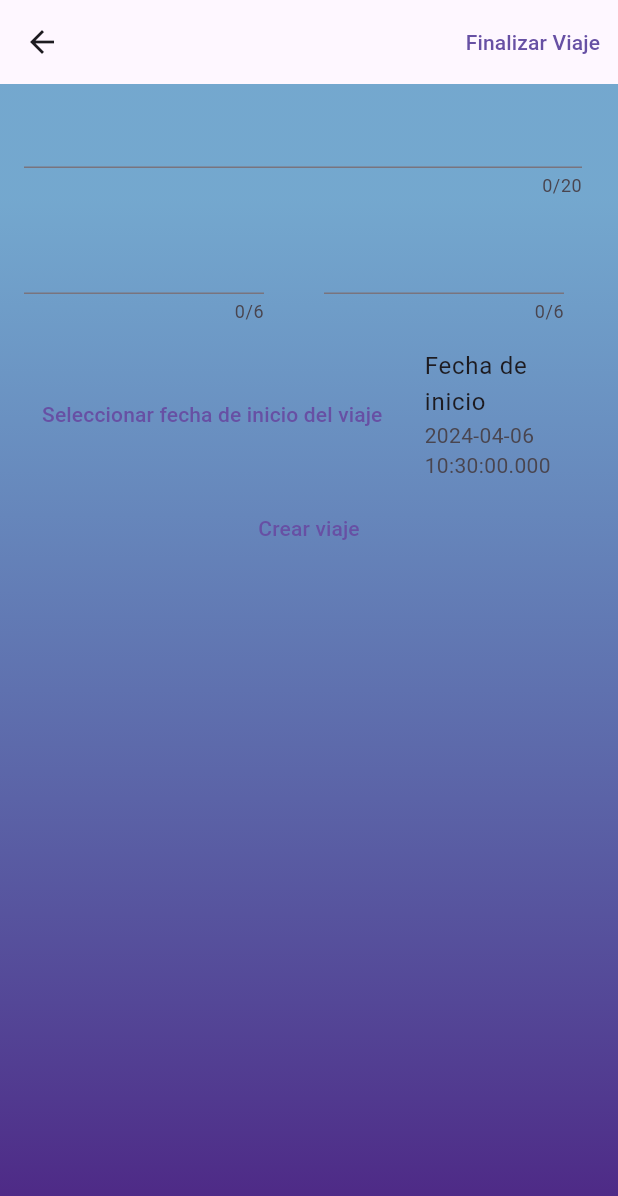
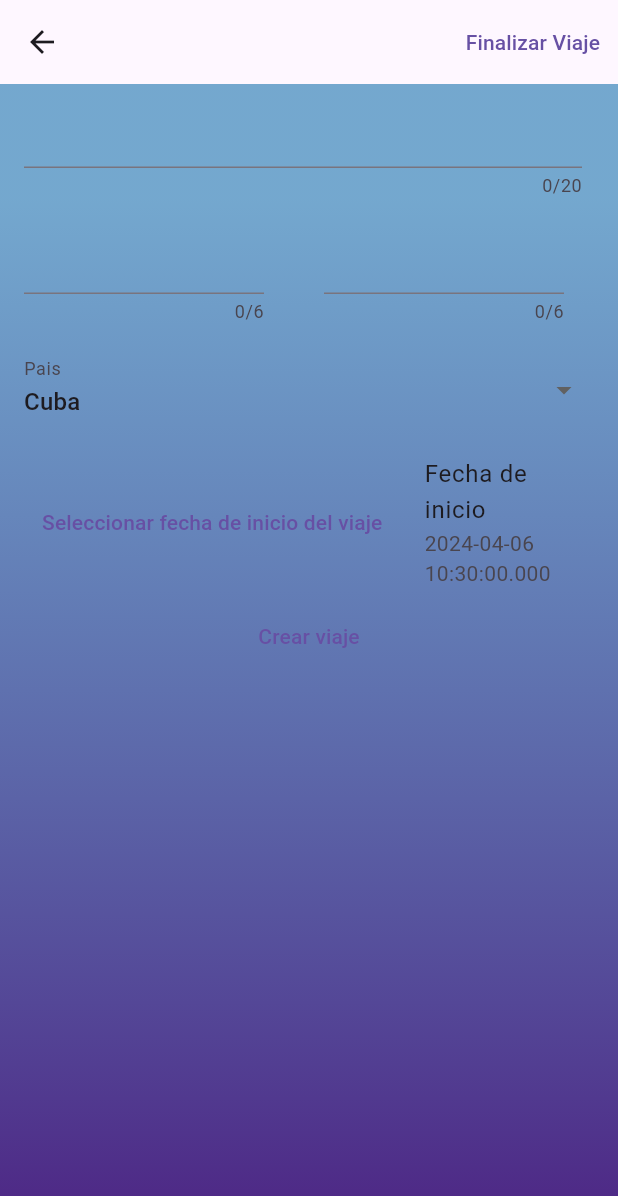
Before and after one commit to ElectroZombie/tripControl_app, a Flutter app: the TripControl screen opened by its route, on a phone screen of 412 x 824 dp. Shown: the top 1196 px of the screen. Run offline on Flutter 3.47's test engine with Material 3 defaults, Android fonts, the phone set to English and light mode, and no system bars; our stand-ins replace shared_preferences, sqflite, sqflite_common_ffi; accounts and stored records are empty.

Commit message:
Arreglado el problema de los paises

```diff
--- /dev/null
+++ b/lib/db/countries_consults.dart
@@ -0,0 +1,25 @@
+import 'package:sqflite/sqflite.dart';
+
+class CountriesConsults {
+  static Future<List<String>> getCountries(Database db) async {
+    List<Map<String, dynamic>> Q = await db.query("pais");
+    if (Q.isEmpty) {
+      return [];
+    }
+    return List.generate(Q.length, (i) => Q[i]['nombre_pais']);
+  }
+
+  static Future<void> insertCountries(Database db) async {
+    await db.insert('pais', {'id_pais': 1, 'nombre_pais': "Cuba"});
+    await db.insert('pais', {'id_pais': 2, 'nombre_pais': "Haiti"});
+  }
+
+  static Future<bool> hasCountries(Database db) async {
+    List<Map<String, dynamic>> escMap = await db.query("pais");
+    if (escMap.isEmpty) {
+      return true;
+    } else {
+      return false;
+    }
+  }
+}
--- a/lib/frames/trip_control.dart
+++ b/lib/frames/trip_control.dart
@@ -32,6 +32,8 @@ class TripControlState extends State<TripControl> {
 
   _getCountries() async {
     paises = await DB.getCountries();
+    paisSeleccionado = paises[0];
+    setState(() {});
   }
 
   callbackDate(date) {
@@ -50,7 +52,7 @@ class TripControlState extends State<TripControl> {
   void initState() {
     super.initState();
     revisarViaje();
-    // _getCountries();
+    _getCountries();
     selectedDate = DateTime.now();
     setState(() {});
   }
--- a/lib/widgets/trip_widgets/new_trip_widget.dart
+++ b/lib/widgets/trip_widgets/new_trip_widget.dart
@@ -3,8 +3,8 @@ import 'package:trip_control_app/db/db_general.dart';
 import 'package:trip_control_app/models/trip_model.dart';
 import 'package:trip_control_app/utils/tuple.dart';
 
-Widget newTripWidget(selectedDate, paisSeleccionado, paises, context,
-    callbackDate, callbackPais) {
+Widget newTripWidget(selectedDate, String paisSeleccionado, List<String> paises,
+    context, callbackDate, callbackPais) {
   TextEditingController nombreViaje = TextEditingController();
   TextEditingController precioM1 = TextEditingController();
   TextEditingController precioM2 = TextEditingController();
@@ -43,24 +43,24 @@ Widget newTripWidget(selectedDate, paisSeleccionado, paises, context,
                   ))),
             ],
           )),
-      /*  ListTile(
+      ListTile(
         subtitle: DropdownButtonFormField<String>(
+          items: List.generate(
+              paises.length,
+              (i) => DropdownMenuItem(
+                    child: Text(paises[i]),
+                    value: paises[i],
+                  )),
+          decoration: const InputDecoration(
+            labelText: 'Pais',
+            border: InputBorder.none,
+          ),
           value: paisSeleccionado,
           onChanged: (value) {
             callbackPais(value);
           },
-          items: paises.map((item) {
-            return DropdownMenuItem<String>(
-              value: item,
-              child: Text(item),
-            );
-          }).toList(),
-          decoration: const InputDecoration(
-            labelText: 'Pais',
-            border: InputBorder.none,
-          ),
         ),
-      ),*/
+      ),
       ListTile(
         title: Text("Fecha de inicio"),
         subtitle: Text(selectedDate.toString()),
```
Also changed, not shown: lib/db/db_general.dart (+15 -5 lines), lib/db/initialize_db.dart (added, +7 -0 lines), lib/main.dart (+12 -0 lines).
